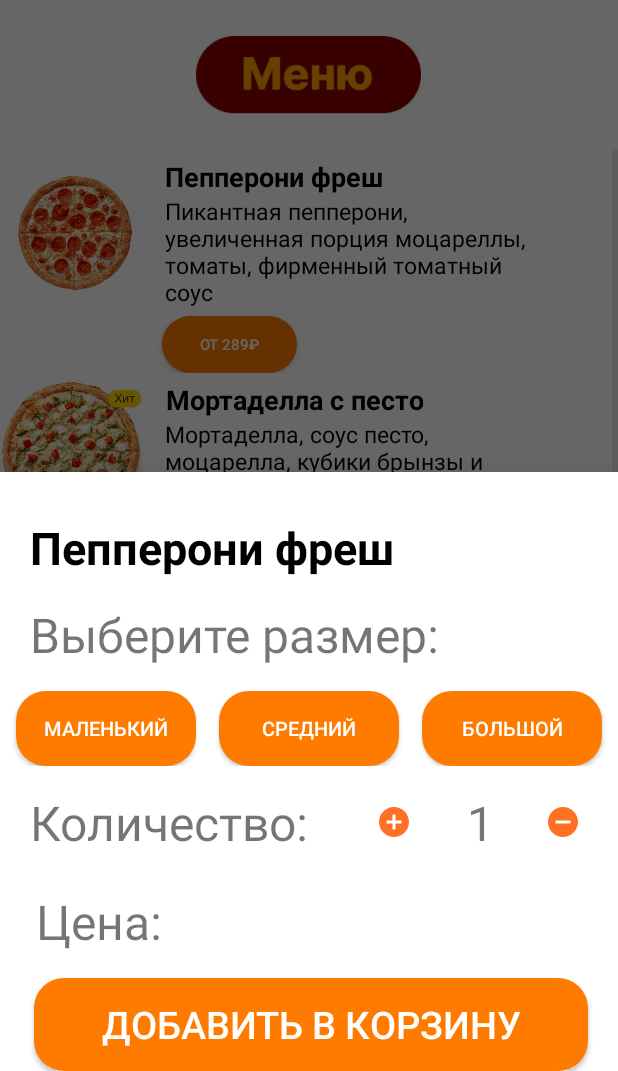
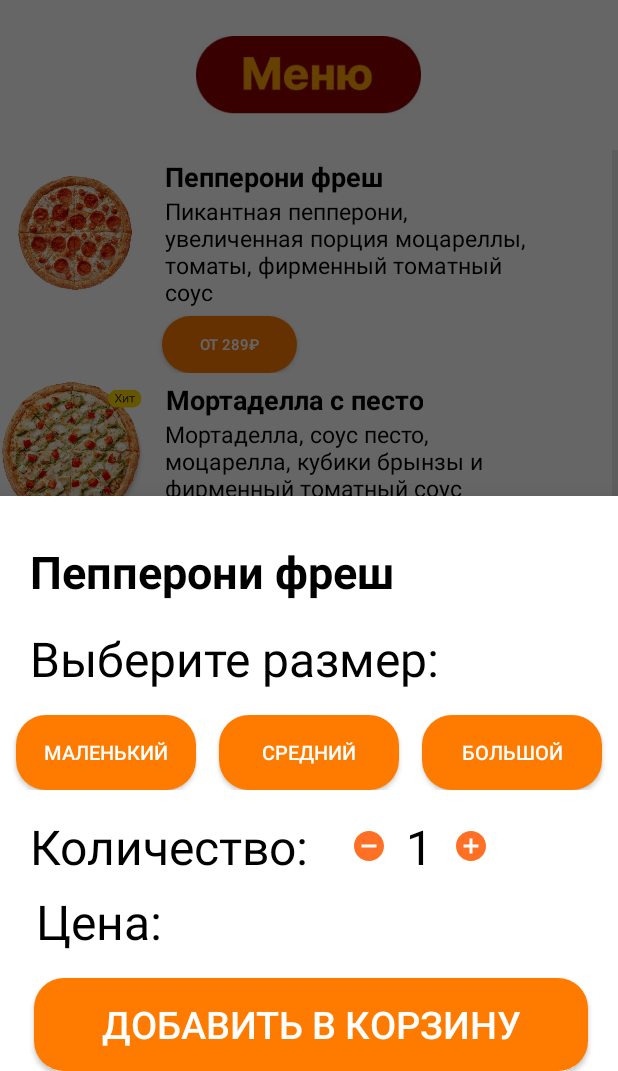
Before and after one commit to DenisSamorokov/Pizza-Della-Nonna, an Android app: the screen it shows after launch (MainActivity), after a tap on an icon or button, on a phone screen of 412 x 824 dp, the part 165-1236 px from its top. Run offline under Robolectric (Android 15) with nearby library versions, the phone set to English and light mode, and no system bars.

Commit message:
update commit

```diff
--- a/app/src/main/java/com/example/myapplication/ui/StoriesBasket.java
+++ b/app/src/main/java/com/example/myapplication/ui/StoriesBasket.java
@@ -37,13 +37,6 @@ public class StoriesBasket extends AppCompatActivity {
         View layout = findViewById(android.R.id.content);
         layout.setBackgroundColor(getResources().getColor(android.R.color.white));
         button.setOnClickListener(view ->{
-            Intent intent = new Intent(this, MainActivity.class);
-            startActivity(intent);
-            //this.finish();
-        });
-       // Intent intent = getIntent();
-       // String phone = intent.getStringExtra("ph");
-
             OrderApi orderApi = RetrofitClient.getClient().create(OrderApi.class);
             Call<Orders> call = orderApi.getOrders(MassClass.phone);
             call.enqueue(new Callback<Orders>() {
@@ -72,6 +65,14 @@ public class StoriesBasket extends AppCompatActivity {
 
             });
 
+           //Intent intent = new Intent(this, MainActivity.class);
+           //startActivity(intent);
+            //this.finish();
+        });
+       // Intent intent = getIntent();
+       // String phone = intent.getStringExtra("ph");
+
+
     }
 
 }
--- a/app/src/main/res/layout/dialog.xml
+++ b/app/src/main/res/layout/dialog.xml
@@ -10,6 +10,7 @@
         android:layout_width="wrap_content"
         android:layout_height="wrap_content"
         android:layout_marginStart="20dp"
+        android:textColor="@color/black"
         android:layout_marginTop="16dp"
         android:text="Выберите размер:"
         android:textSize="32sp"
@@ -63,53 +64,6 @@
             android:textSize="13dp" />
     </LinearLayout>
 
-    <ImageButton
-        android:id="@+id/imageButton"
-        android:layout_width="50dp"
-        android:layout_height="50dp"
-        android:layout_marginStart="32dp"
-        android:layout_marginTop="12dp"
-        android:background="@null"
-        android:src="@drawable/baseline_add_circle_24"
-        app:layout_constraintStart_toEndOf="@+id/textView4"
-        app:layout_constraintTop_toBottomOf="@+id/linearLayout" />
-
-    <ImageButton
-        android:id="@+id/imageButton2"
-        android:layout_width="50dp"
-        android:layout_height="50dp"
-        android:layout_marginTop="12dp"
-        android:layout_marginEnd="12dp"
-        android:background="@null"
-        android:src="@drawable/baseline_remove_circle_24"
-        app:layout_constraintEnd_toEndOf="parent"
-        app:layout_constraintTop_toBottomOf="@+id/linearLayout" />
-
-    <TextView
-        android:id="@+id/textView4"
-        android:layout_width="wrap_content"
-        android:layout_height="50dp"
-        android:layout_marginStart="20dp"
-        android:layout_marginTop="16dp"
-        android:text="Количество:"
-        android:textSize="32sp"
-        app:layout_constraintStart_toStartOf="parent"
-        app:layout_constraintTop_toBottomOf="@+id/linearLayout" />
-
-    <TextView
-        android:id="@+id/textView5"
-        android:layout_width="wrap_content"
-        android:layout_height="wrap_content"
-        android:layout_marginStart="24dp"
-        android:layout_marginTop="16dp"
-        android:layout_marginEnd="24dp"
-        android:text="1"
-        android:textSize="32dp"
-        app:layout_constraintEnd_toStartOf="@+id/imageButton2"
-        app:layout_constraintHorizontal_bias="0.0"
-        app:layout_constraintStart_toEndOf="@+id/imageButton"
-        app:layout_constraintTop_toBottomOf="@+id/linearLayout" />
-
     <Button
         android:id="@+id/button5"
         android:layout_width="369dp"
@@ -131,13 +85,14 @@
         android:id="@+id/textView6"
         android:layout_width="wrap_content"
         android:layout_height="wrap_content"
-        android:layout_marginTop="16dp"
         android:text="Цена: "
+        android:textColor="@color/black"
+
         android:textSize="32dp"
         app:layout_constraintEnd_toEndOf="parent"
         app:layout_constraintHorizontal_bias="0.075"
         app:layout_constraintStart_toStartOf="parent"
-        app:layout_constraintTop_toBottomOf="@+id/textView4" />
+        app:layout_constraintTop_toBottomOf="@+id/linearLayout2" />
 
     <TextView
         android:id="@+id/textView7"
@@ -152,4 +107,50 @@
         app:layout_constraintStart_toStartOf="parent"
         app:layout_constraintTop_toTopOf="parent" />
 
+    <LinearLayout
+        android:id="@+id/linearLayout2"
+        android:layout_width="match_parent"
+        android:layout_height="wrap_content"
+        android:orientation="horizontal"
+        app:layout_constraintTop_toBottomOf="@+id/linearLayout">
+
+        <TextView
+            android:id="@+id/textView4"
+            android:layout_width="wrap_content"
+            android:layout_height="50dp"
+            android:layout_marginStart="20dp"
+            android:layout_marginTop="16dp"
+            android:text="Количество:"
+
+            android:textColor="@color/black"
+            android:textSize="32sp" />
+
+        <ImageButton
+            android:id="@+id/imageButton2"
+            android:layout_width="50dp"
+            android:layout_height="50dp"
+            android:layout_marginStart="15dp"
+            android:layout_marginTop="12dp"
+            android:background="@null"
+            android:src="@drawable/baseline_remove_circle_24" />
+
+        <TextView
+            android:id="@+id/textView5"
+            android:layout_width="wrap_content"
+            android:layout_height="wrap_content"
+            android:layout_marginTop="16dp"
+            android:text="1"
+            android:textColor="@color/black"
+            android:textSize="32dp" />
+
+        <ImageButton
+            android:id="@+id/imageButton"
+            android:layout_width="50dp"
+            android:layout_height="50dp"
+            android:layout_marginTop="12dp"
+            android:background="@null"
+            android:src="@drawable/baseline_add_circle_24" />
+
+    </LinearLayout>
+
 </androidx.constraintlayout.widget.ConstraintLayout>
```
Lines whose indentation alone changed are shown as unchanged.
